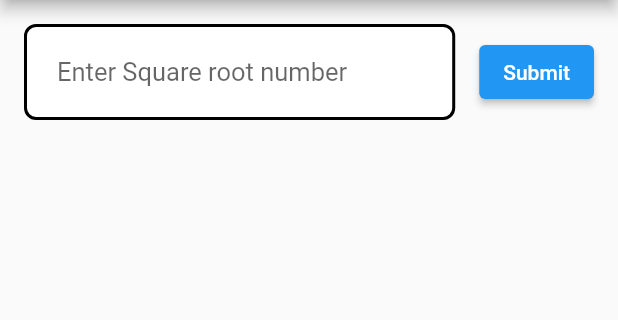
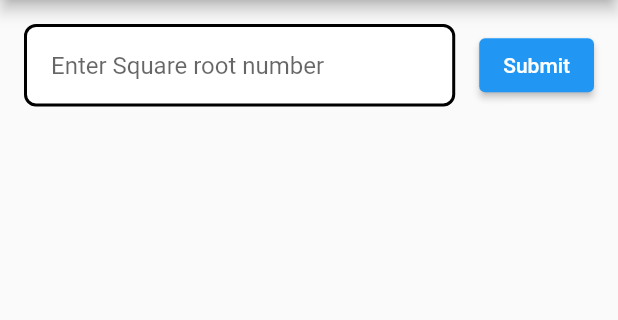
Before and after one commit to abhijeet881/Assignment_rn, a Flutter app: the screen it shows after launch, on a phone screen of 412 x 824 dp, the part 84-404 px from its top. Run offline on Flutter 3.47's test engine with Material 2 defaults, Android fonts, the phone set to English and light mode, and no system bars; our stand-ins replace get.

Commit message:
String file

```diff
--- a/lib/Home/HomeScreen.dart
+++ b/lib/Home/HomeScreen.dart
@@ -15,7 +15,7 @@ class HomeScreen extends GetView<HomeController> {
             title:  Text(Constants.title),
           ),
           body: Container(
-            margin: const EdgeInsets.all(16),
+            margin:  EdgeInsets.all(Constants.size16),
             child: Column(
               mainAxisSize: MainAxisSize.min,
               children: [
@@ -24,9 +24,9 @@ class HomeScreen extends GetView<HomeController> {
                     Expanded(
                       child: Container(
                         decoration: BoxDecoration(
-                          border: Border.all(color: Colors.black, width: 2),
+                          border: Border.all(color: Colors.black, width: Constants.size2),
                           color: Colors.white,
-                          borderRadius: BorderRadius.circular(8),
+                          borderRadius: BorderRadius.circular(Constants.size8),
                         ),
                         child: TextField(
                           controller: controllerHome.editTextController,
@@ -35,16 +35,16 @@ class HomeScreen extends GetView<HomeController> {
                             FilteringTextInputFormatter.digitsOnly
                           ],
                           decoration:  InputDecoration(
-                            hintStyle: const TextStyle(fontSize: 17),
+                            hintStyle:  TextStyle(fontSize: Constants.size16),
                             hintText: Constants.editTextHint,
                             border: InputBorder.none,
-                            contentPadding: const EdgeInsets.all(20),
+                            contentPadding:  EdgeInsets.all(Constants.size16),
                           ),
                         ),
                       ),
                     ),
-                    const SizedBox(
-                      width: 16,
+                     SizedBox(
+                      width: Constants.size16,
                     ),
                     ElevatedButton(
                         onPressed: () {
@@ -56,8 +56,8 @@ class HomeScreen extends GetView<HomeController> {
                         ))
                   ],
                 ),
-                const SizedBox(
-                  height: 32,
+                 SizedBox(
+                  height: Constants.size32,
                 ),
                 controller.sqrtNumber.round() > 0
                     ? Expanded(
@@ -73,7 +73,7 @@ class HomeScreen extends GetView<HomeController> {
                               alignment: Alignment.center,
                               decoration: BoxDecoration(
                                 border: Border.all(
-                                    color: Colors.black, width: 1),
+                                    color: Colors.black, width: Constants.size1),
                                 color: controller.grids[index].value == 0
                                     ? Colors.white
                                     : controller.grids[index].value == 1
--- a/lib/constant_strings.dart
+++ b/lib/constant_strings.dart
@@ -1,7 +1,14 @@
 
 
   class Constants{
+  //Font or margin sizes
+    static var size1=1.0;
+    static var size2=2.0;
+    static var size8=8.0;
+    static var size16=16.0;
+    static var size32=32.0;
 
+  // All static String text
   static var title="Assignment";
   static var editTextHint='Enter Square root number';
   static String submit="Submit";
```
